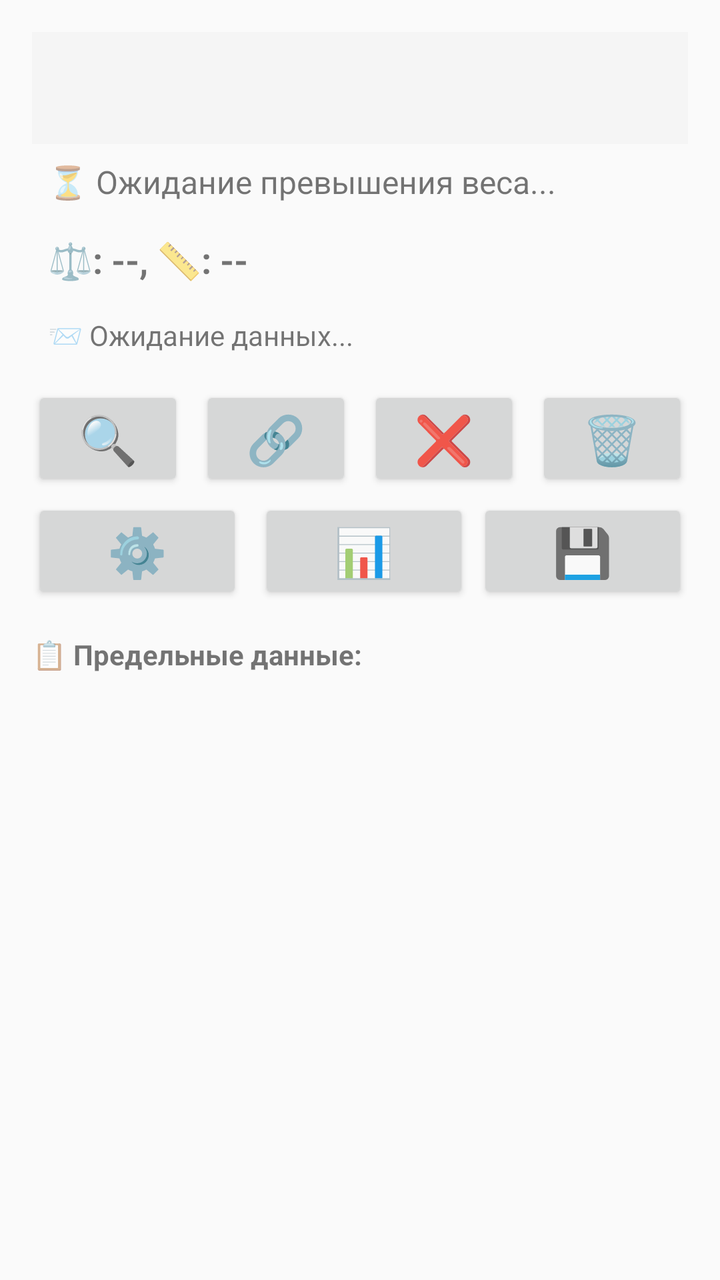
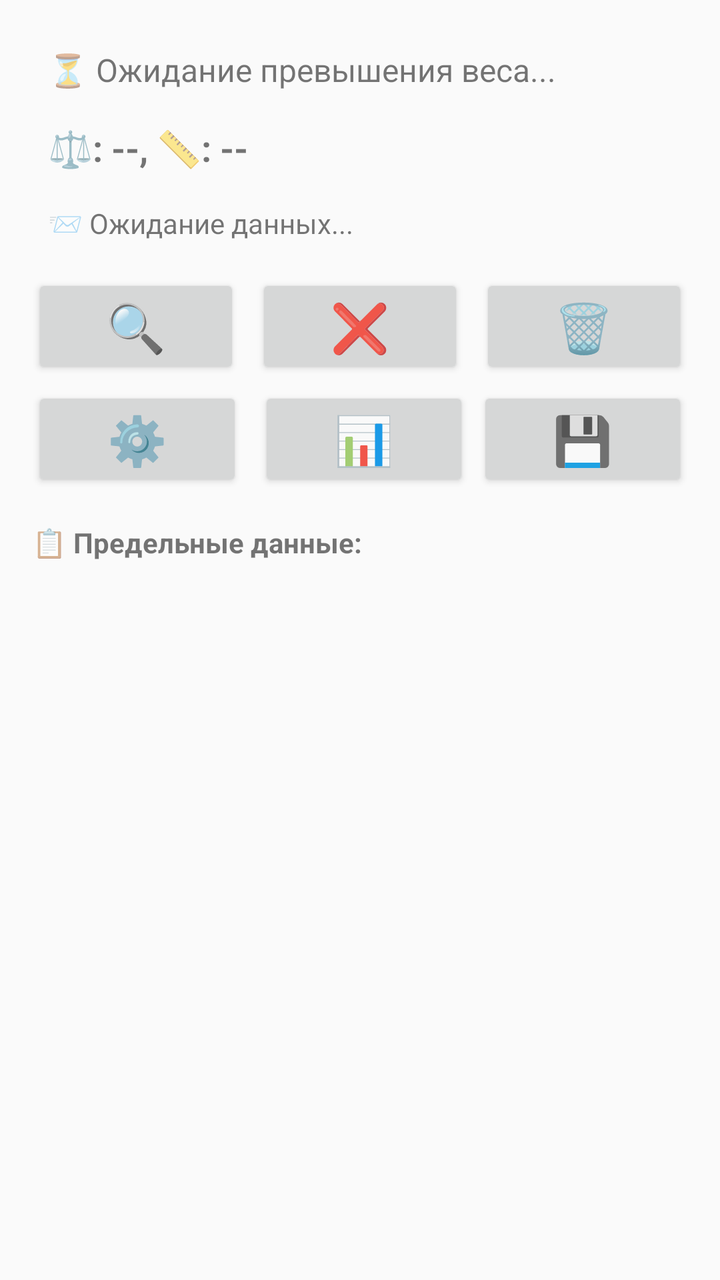

Two renders of the same Android screen: before a commit and after it. Below are the layout's source before the change and the commit's diff.
<!-- AndroidManifest.xml: application theme Theme.AppCompat.Light -->
<!-- res/layout/activity_main.xml -->
<?xml version="1.0" encoding="utf-8"?>
<LinearLayout xmlns:android="http://schemas.android.com/apk/res/android"
    xmlns:app="http://schemas.android.com/apk/res-auto"
    android:layout_width="match_parent"
    android:layout_height="match_parent"
    android:orientation="vertical"
    android:padding="16dp">

    <androidx.appcompat.widget.Toolbar
        android:id="@+id/toolbar"
        android:layout_width="match_parent"
        android:layout_height="?attr/actionBarSize"
        android:background="?attr/colorPrimary"
        android:theme="@style/ThemeOverlay.AppCompat.Dark.ActionBar"
        app:popupTheme="@style/ThemeOverlay.AppCompat.Light" />

    
    <TextView
        android:id="@+id/tvStatus"
        android:layout_width="match_parent"
        android:layout_height="wrap_content"
        android:text="⏳ Ожидание превышения веса..."
        android:textSize="16sp"
        android:padding="8dp" />

    
    <TextView
        android:id="@+id/tvWeightDistance"
        android:layout_width="match_parent"
        android:layout_height="wrap_content"
        android:text="⚖️: --, 📏: --"
        android:textSize="18sp"
        android:padding="8dp"
        android:textStyle="bold" />

    
    <TextView
        android:id="@+id/tvRawData"
        android:layout_width="match_parent"
        android:layout_height="wrap_content"
        android:text="📨 Ожидание данных..."
        android:textSize="14sp"
        android:padding="8dp"
        android:maxLines="2"
        android:ellipsize="end" />

    
    <LinearLayout
        android:layout_width="match_parent"
        android:layout_height="wrap_content"
        android:orientation="horizontal"
        android:layout_marginTop="8dp">

        <Button
            android:id="@+id/btnScan"
            android:layout_width="0dp"
            android:layout_height="wrap_content"
            android:layout_weight="1"
            android:text="🔍"
            android:textSize="24sp"
            android:layout_marginEnd="4dp" />

        <Button
            android:id="@+id/btnConnect"
            android:layout_width="0dp"
            android:layout_height="wrap_content"
            android:layout_weight="1"
            android:text="🔗"
            android:textSize="24sp"
            android:layout_marginStart="4dp"
            android:layout_marginEnd="4dp" />

        <Button
            android:id="@+id/btnDisconnect"
            android:layout_width="0dp"
            android:layout_height="wrap_content"
            android:layout_weight="1"
            android:text="❌"
            android:textSize="24sp"
            android:layout_marginStart="4dp"
            android:layout_marginEnd="4dp" />

        <Button
            android:id="@+id/btnClear"
            android:layout_width="0dp"
            android:layout_height="wrap_content"
            android:layout_weight="1"
            android:text="🗑️"
            android:textSize="24sp"
            android:layout_marginStart="4dp" />
    </LinearLayout>

    <LinearLayout
        android:layout_width="match_parent"
        android:layout_height="wrap_content"
        android:orientation="horizontal"
        android:layout_marginTop="4dp">

        <Button
            android:id="@+id/btnSettings"
            android:layout_width="0dp"
            android:layout_height="wrap_content"
            android:layout_weight="1"
            android:text="⚙️"
            android:textSize="24sp"
            android:layout_marginEnd="4dp" />

        <Button
            android:id="@+id/btnDataTable"
            android:layout_width="0dp"
            android:layout_height="wrap_content"
            android:layout_weight="1"
            android:text="📊"
            android:textSize="24sp"
            android:layout_marginStart="4dp" />

        <Button
            android:id="@+id/btnSaveDiff"
            android:layout_width="0dp"
            android:layout_height="wrap_content"
            android:layout_weight="1"
            android:text="💾"
            android:textSize="24sp"
            android:layout_marginStart="4dp" />
    </LinearLayout>

    
    <TextView
        android:layout_width="match_parent"
        android:layout_height="wrap_content"
        android:text="📋 Предельные данные:"
        android:textStyle="bold"
        android:layout_marginTop="16dp" />

    <ScrollView
        android:id="@+id/limitDataScrollView"
        android:layout_width="match_parent"
        android:layout_height="0dp"
        android:layout_weight="1"
        android:fillViewport="true">

        <TableLayout
            android:id="@+id/tableLimitData"
            android:layout_width="match_parent"
            android:layout_height="wrap_content"
            android:stretchColumns="*" />

    </ScrollView>

</LinearLayout>
<!-- resources referenced by this layout -->
<resources>

</resources>

<!-- the commit's change to res/layout/activity_main.xml (unified diff, before → after) -->
@@ -5,14 +5,6 @@
     android:layout_height="match_parent"
     android:orientation="vertical"
     android:padding="16dp">
-
-    <androidx.appcompat.widget.Toolbar
-        android:id="@+id/toolbar"
-        android:layout_width="match_parent"
-        android:layout_height="?attr/actionBarSize"
-        android:background="?attr/colorPrimary"
-        android:theme="@style/ThemeOverlay.AppCompat.Dark.ActionBar"
-        app:popupTheme="@style/ThemeOverlay.AppCompat.Light" />
 
     
     <TextView
@@ -58,16 +50,6 @@
             android:layout_weight="1"
             android:text="🔍"
             android:textSize="24sp"
-            android:layout_marginEnd="4dp" />
-
-        <Button
-            android:id="@+id/btnConnect"
-            android:layout_width="0dp"
-            android:layout_height="wrap_content"
-            android:layout_weight="1"
-            android:text="🔗"
-            android:textSize="24sp"
-            android:layout_marginStart="4dp"
             android:layout_marginEnd="4dp" />
 
         <Button
